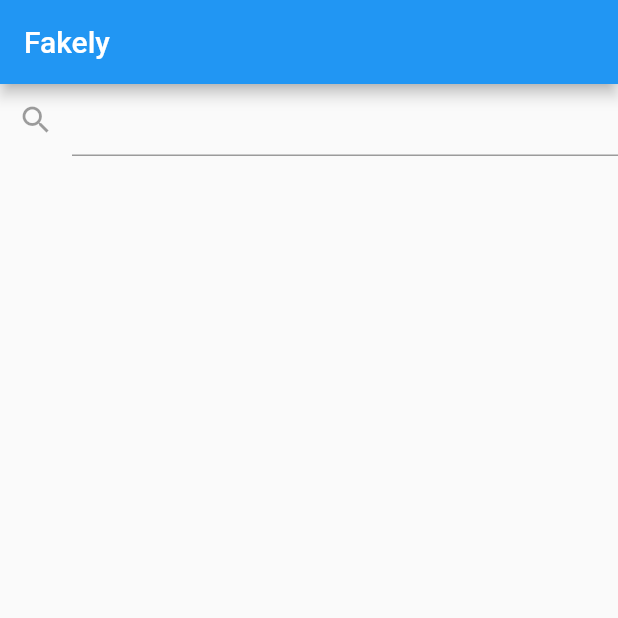
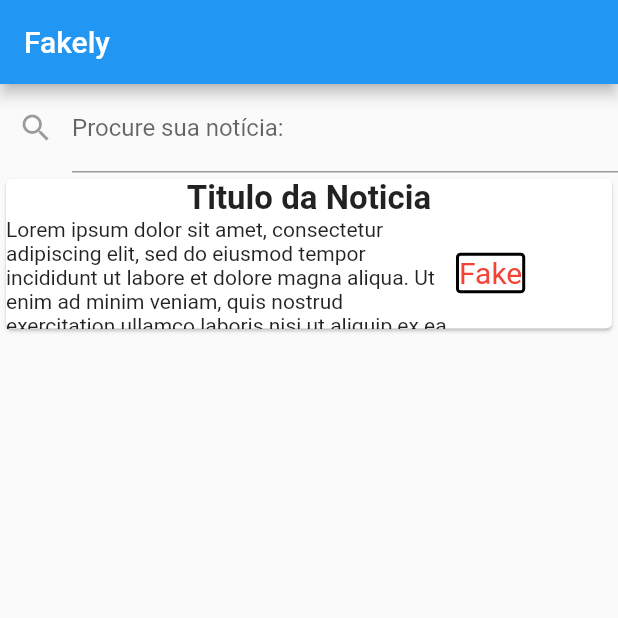
Before and after one commit to matheuskja/fakely, a Flutter app: the screen it shows after launch, on a phone screen of 412 x 824 dp, the top half of it. Run offline on Flutter 3.47's test engine with Material 2 defaults, Android fonts, the phone set to English and light mode, and no system bars; Roboto replaces fonts that are missing (comicsans).

Commit message:
Creating NewsPage

```diff
--- /dev/null
+++ b/front/fakely/lib/cardnews.dart
@@ -0,0 +1,83 @@
+import 'package:fakely/newspage.dart';
+import 'package:flutter/material.dart';
+
+class NewsCard extends StatelessWidget {
+  String title;
+  String text;
+  String result = "Fake";
+
+  NewsCard(this.title, this.text);
+  @override
+  Widget build(BuildContext context) {
+    Color colResult;
+    if (result == "Fake") {
+      colResult = Colors.red;
+    } else {
+      colResult = Colors.green;
+    }
+    return GestureDetector(
+      child: Card(
+        child: Container(
+          width: double.infinity,
+          height: 100,
+          child: Column(
+            children: [
+              Text(
+                this.title,
+                textAlign: TextAlign.center,
+                style: TextStyle(
+                  fontSize: 22,
+                  fontStyle: FontStyle.normal,
+                  fontWeight: FontWeight.bold,
+                  fontFamily: "comicsans",
+                ),
+              ),
+              Expanded(
+                child: Row(
+                  children: [
+                    Container(
+                      width: 300,
+                      child: SingleChildScrollView(
+                        child: Text(
+                          this.text,
+                          textAlign: TextAlign.left,
+                          // overflow: TextOverflow.ellipsis,
+                          // softWrap: true,
+                          style: TextStyle(
+                            fontSize: 14,
+                          ),
+                        ),
+                      ),
+                    ),
+                    Container(
+                      decoration: BoxDecoration(
+                        borderRadius: BorderRadius.circular(3),
+                        border: Border.all(
+                          width: 2,
+                        ),
+                      ),
+                      child: Text(
+                        this.result,
+                        textAlign: TextAlign.center,
+                        style: TextStyle(
+                          color: colResult,
+                          fontSize: 20,
+                        ),
+                      ),
+                    ),
+                  ],
+                ),
+              ),
+            ],
+          ),
+        ),
+      ),
+      onTap: () => Navigator.push(
+        context,
+        MaterialPageRoute(
+          builder: (BuildContext context) => NewsPage(),
+        ),
+      ),
+    );
+  }
+}
--- a/front/fakely/lib/homepage.dart
+++ b/front/fakely/lib/homepage.dart
@@ -1,9 +1,11 @@
+import 'package:fakely/cardnews.dart';
 import 'package:fakely/searchbar.dart';
 import "package:flutter/material.dart";
 
 class HomePage extends StatelessWidget {
   @override
   Widget build(BuildContext context) {
+    String text_test = "Lorem ipsum dolor sit amet, consectetur adipiscing elit, sed do eiusmod tempor incididunt ut labore et dolore magna aliqua. Ut enim ad minim veniam, quis nostrud exercitation ullamco laboris nisi ut aliquip ex ea commodo consequat. Duis aute irure dolor in reprehenderit in voluptate velit esse cillum dolore eu fugiat nulla pariatur. Excepteur sint occaecat cupidatat non proident, sunt in culpa qui officia deserunt mollit anim id est laborum.";
     return MaterialApp(
       home: Scaffold(
         appBar: AppBar(
@@ -14,6 +16,13 @@ class HomePage extends StatelessWidget {
           child: Column(
             children: [
               SearchBar(),
+              Expanded(
+                child: ListView(
+                  children: [
+                    NewsCard("Titulo da Noticia", text_test)
+                  ],
+                ),
+              )
             ],
           ),
         ),
--- a/front/fakely/lib/searchbar.dart
+++ b/front/fakely/lib/searchbar.dart
@@ -10,16 +10,20 @@ class _SearchBarState extends State<SearchBar> {
   @override
   Widget build(BuildContext context) {
     return Container(
-      width: double.maxFinite,
+      alignment: Alignment.center,
+      width: double.infinity,
       child: Row(
         children: [
           IconButton(icon: Icon(Icons.search), onPressed: null),
           Expanded(
             child: TextField(
-              onChanged: (s) => setState((){
+              onChanged: (s) => setState(() {
                 this.query = s;
                 print(s);
               }),
+              decoration: InputDecoration(
+                labelText: "Procure sua notícia: ",
+              ),
             ),
           ),
         ],
```
Also changed, not shown: front/fakely/lib/newspage.dart (added, +42 -0 lines).
